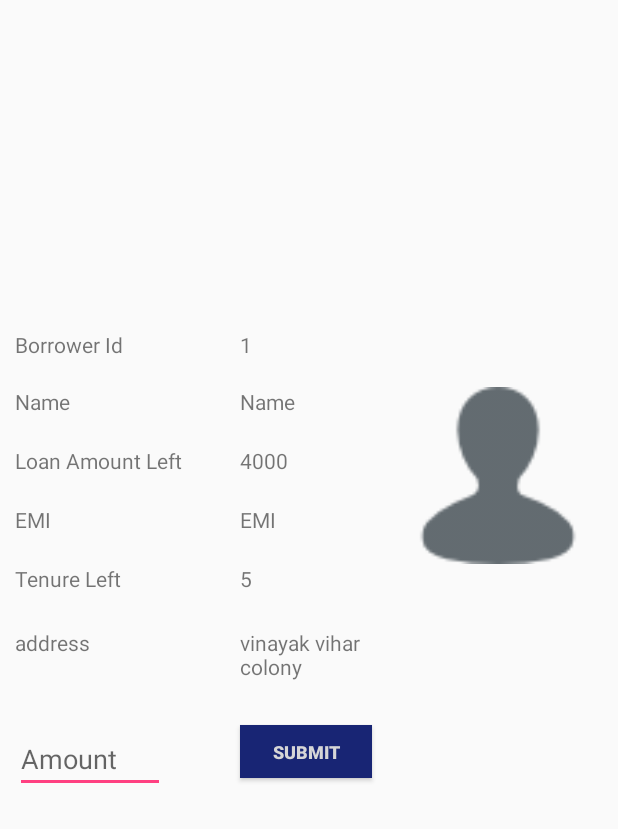
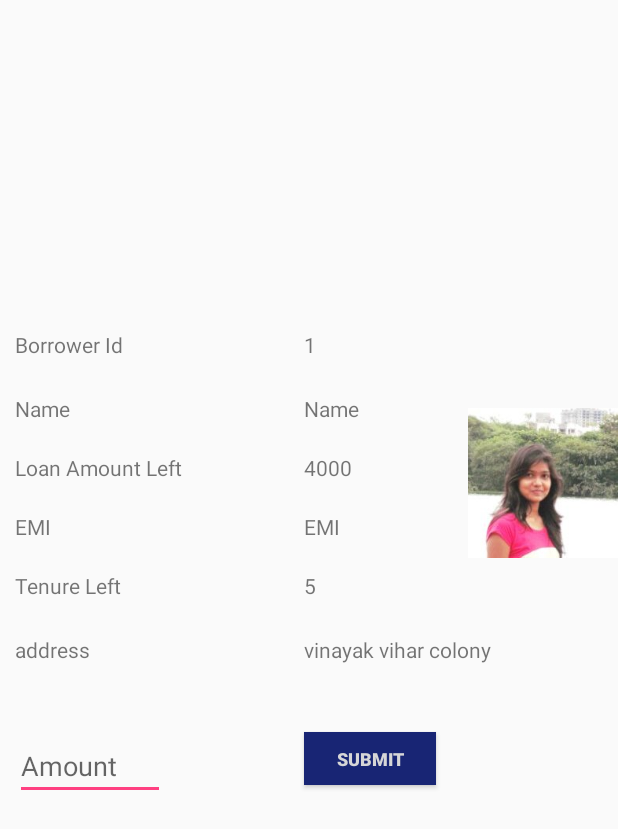
Before and after one commit to DILIPSKUMAR1410/frapp, an Android app: the layout item_user.xml on its own in the app's theme, with its tools: preview values and no code run, on a phone screen of 412 x 824 dp. Shown: the top 829 px of the screen. Run offline under Robolectric (Android 15) with nearby library versions, the phone set to English and light mode, and no system bars; network calls fail.

Commit message:
ui changes

```diff
--- a/app/src/main/java/com/lytyfy/deviab/UsersAdapter.java
+++ b/app/src/main/java/com/lytyfy/deviab/UsersAdapter.java
@@ -1,6 +1,8 @@
 package com.lytyfy.deviab;
 
 import android.content.Context;
+import android.content.DialogInterface;
+import android.support.v7.app.AlertDialog;
 import android.view.LayoutInflater;
 import android.view.View;
 import android.view.ViewGroup;
@@ -87,7 +89,6 @@ public class UsersAdapter extends ArrayAdapter<Borrower> {
                                 System.out.println(">>>>>>>>>>>success>>>>>>>>>>>>");
                                 System.out.println(response);
 
-
                             }
                         },
                         new Response.ErrorListener() {
--- a/app/src/main/res/layout/item_user.xml
+++ b/app/src/main/res/layout/item_user.xml
@@ -19,17 +19,6 @@
 
 
     <TextView
-        android:id="@+id/loanamount"
-        android:layout_width="92dp"
-        android:layout_height="39dp"
-        android:layout_alignLeft="@+id/name"
-        android:layout_alignStart="@+id/name"
-        android:layout_below="@+id/name"
-        android:text="4000"
-        android:textAlignment="viewStart" />
-
-
-    <TextView
         android:id="@+id/textView"
         android:layout_width="wrap_content"
         android:layout_height="wrap_content"
@@ -37,8 +26,9 @@
         android:layout_alignStart="@+id/textView2"
         android:layout_alignTop="@+id/name"
         android:text="Name"
-        android:layout_toLeftOf="@+id/name"
-        android:layout_toStartOf="@+id/name" />
+        android:layout_toStartOf="@+id/name"
+        android:layout_alignRight="@+id/emi_date"
+        android:layout_alignEnd="@+id/emi_date" />
 
 
     <TextView
@@ -69,13 +59,11 @@
         android:id="@+id/imageView"
         android:layout_width="100sp"
         android:layout_height="80sp"
-        android:layout_alignBottom="@+id/emi"
         android:layout_alignParentEnd="true"
         android:layout_alignParentRight="true"
         android:layout_alignTop="@+id/name"
-        android:layout_toEndOf="@+id/emi"
-        android:layout_toRightOf="@+id/emi"
-        app:srcCompat="@mipmap/avatar1" />
+        app:srcCompat="@mipmap/neha"
+        android:layout_alignBottom="@+id/emi" />
 
 
     <Button
@@ -91,17 +79,6 @@
         android:layout_alignTop="@+id/amount"
         android:layout_alignLeft="@+id/emi"
         android:layout_alignStart="@+id/emi" />
-
-
-    <TextView
-        android:id="@+id/name"
-        android:layout_width="92dp"
-        android:layout_height="39dp"
-        android:layout_marginTop="38dp"
-        android:text="Name"
-        android:textAlignment="viewStart"
-        android:layout_alignParentTop="true"
-        android:layout_centerHorizontal="true" />
 
 
     <TextView
@@ -172,8 +149,9 @@
         android:layout_alignLeft="@+id/button"
         android:layout_alignStart="@+id/button"
         android:textAlignment="viewStart"
-        android:layout_toLeftOf="@+id/imageView"
-        android:layout_toStartOf="@+id/imageView" />
+        android:layout_toStartOf="@+id/imageView"
+        android:layout_alignParentRight="true"
+        android:layout_alignParentEnd="true" />
 
 
     <EditText
@@ -189,5 +167,28 @@
         android:layout_alignLeft="@+id/textView14"
         android:layout_alignStart="@+id/textView14" />
 
+    <TextView
+        android:id="@+id/loanamount"
+        android:layout_width="92dp"
+        android:layout_height="39dp"
+        android:text="4000"
+        android:textAlignment="viewStart"
+        android:layout_below="@+id/name"
+        android:layout_toLeftOf="@+id/imageView"
+        android:layout_toStartOf="@+id/imageView"
+        android:layout_marginRight="17dp"
+        android:layout_marginEnd="17dp" />
+
+    <TextView
+        android:id="@+id/name"
+        android:layout_width="92dp"
+        android:layout_height="39dp"
+        android:layout_marginTop="23dp"
+        android:text="Name"
+        android:textAlignment="viewStart"
+        android:layout_below="@+id/borrower_id"
+        android:layout_alignLeft="@+id/loanamount"
+        android:layout_alignStart="@+id/loanamount" />
+
 
 </RelativeLayout>
```
Also changed, not shown: app/src/main/res/layout/installation_borrower.xml (+17 -16 lines).
